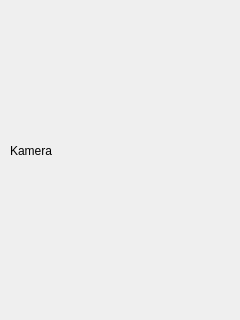
ibrahimediz/Python15Desktop, file kamera.ui: the form before one commit.
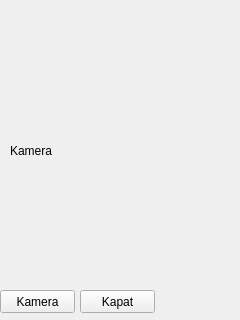
The form after the commit.

What changed in the file:
```diff
--- a/kamera.ui
+++ b/kamera.ui
@@ -26,6 +26,32 @@
     <string>Kamera</string>
    </property>
   </widget>
+  <widget class="QPushButton" name="btKamera">
+   <property name="geometry">
+    <rect>
+     <x>0</x>
+     <y>290</y>
+     <width>75</width>
+     <height>23</height>
+    </rect>
+   </property>
+   <property name="text">
+    <string>Kamera</string>
+   </property>
+  </widget>
+  <widget class="QPushButton" name="btKapat">
+   <property name="geometry">
+    <rect>
+     <x>80</x>
+     <y>290</y>
+     <width>75</width>
+     <height>23</height>
+    </rect>
+   </property>
+   <property name="text">
+    <string>Kapat</string>
+   </property>
+  </widget>
  </widget>
  <resources/>
  <connections/>
```
Left out of the diff: 2 changed lines with no effect on the pictures.
